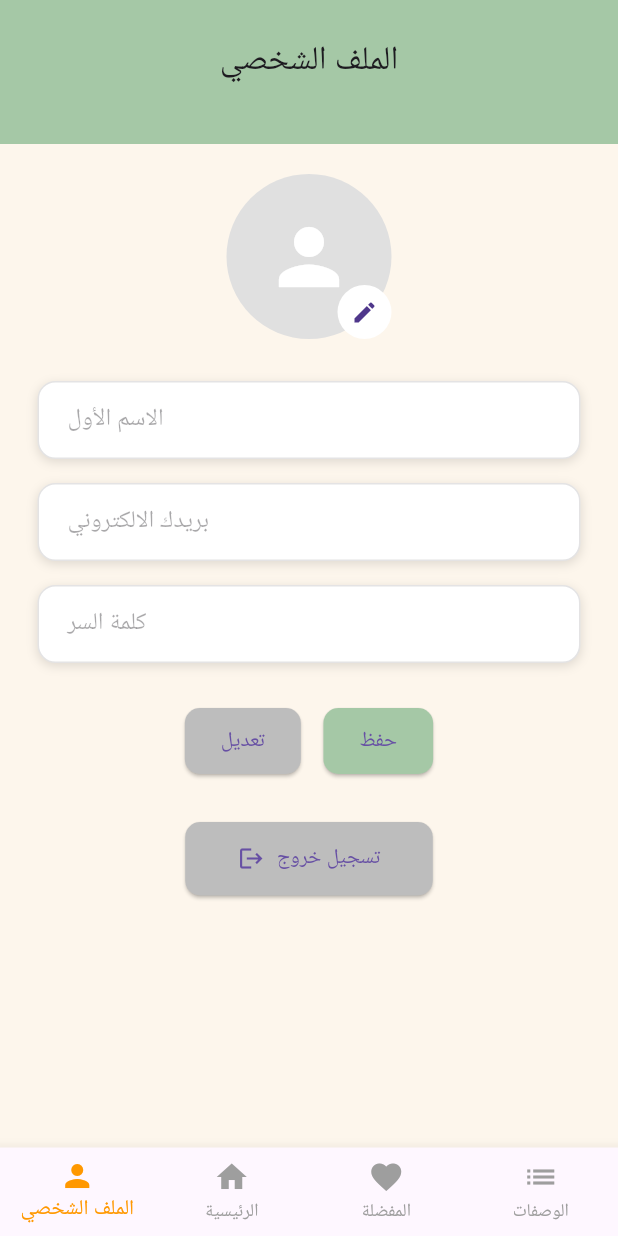
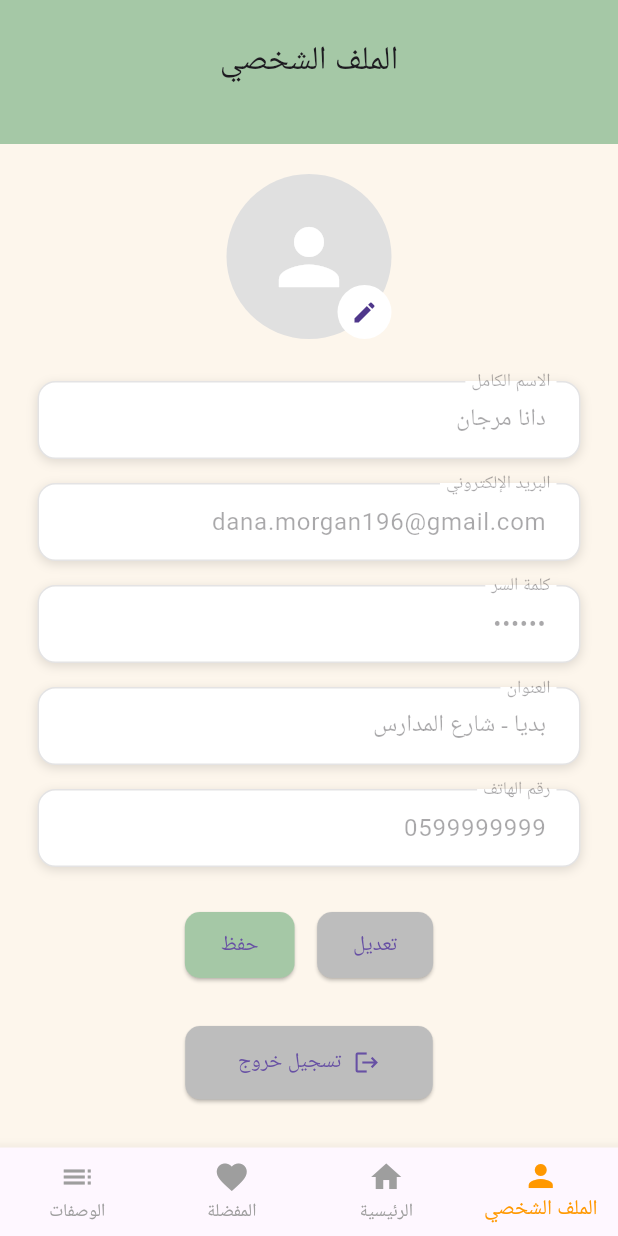
Before and after one commit to SuzanAqraa/Matbakhna_App, a Flutter app: the ProfileScreen screen opened directly, on a phone screen of 412 x 824 dp. Run offline on Flutter 3.47's test engine with Material 3 defaults, Android fonts, the phone set to English and light mode, and no system bars; our stand-ins replace cloud_firestore, firebase_auth, firebase_core, youtube_player_flutter; accounts and stored records are empty; network calls fail.

Commit message:
make text direction from right to left

```diff
--- a/lib/features/auth/screens/profile_screen.dart
+++ b/lib/features/auth/screens/profile_screen.dart
@@ -1,8 +1,6 @@
 import 'package:flutter/material.dart';
-import 'package:matbakhna_mobile/core/widgets/custom_widgets.dart';
-
+import '../../../core/widgets/custom_bottom_navbar.dart';
 import '../../../core/widgets/SimpleAppBar.dart';
-import '../../../core/widgets/custom_bottom_navbar.dart';
 
 class ProfileScreen extends StatefulWidget {
   const ProfileScreen({Key? key}) : super(key: key);
@@ -13,25 +11,32 @@ class ProfileScreen extends StatefulWidget {
 
 class _ProfileScreenState extends State<ProfileScreen> {
   final _formKey = GlobalKey<FormState>();
-  final TextEditingController nameController = TextEditingController();
-  final TextEditingController emailController = TextEditingController();
-  final TextEditingController passwordController = TextEditingController();
+
+  String name = 'دانا مرجان';
+  String email = 'dana.morgan196@gmail.com';
+  String password = '123456';
+  String address = 'بديا - شارع المدارس';
+  String phone = '0599999999';
 
   bool isEditing = false;
   bool hasImage = false;
 
   @override
   Widget build(BuildContext context) {
-    return Scaffold(
+    return Directionality(
+      textDirection: TextDirection.rtl,
+      child: Scaffold(
         backgroundColor: const Color(0xFFFDF6EC),
         appBar: const CustomAppBar(
           title: 'الملف الشخصي',
-        showBackButton: false,  // زر الرجوع مخفي
+          showBackButton: false,
         ),
         body: SingleChildScrollView(
+          padding: const EdgeInsets.symmetric(horizontal: 25, vertical: 20),
+          child: Form(
+            key: _formKey,
             child: Column(
               children: [
-            const SizedBox(height: 20),
                 Stack(
                   alignment: Alignment.bottomRight,
                   children: [
@@ -60,28 +65,33 @@ class _ProfileScreenState extends State<ProfileScreen> {
                   ],
                 ),
                 const SizedBox(height: 20),
-            Padding(
-              padding: const EdgeInsets.symmetric(horizontal: 25),
-              child: Form(
-                key: _formKey,
-                child: Column(
-                  children: [
                 _buildFormField(
-                      controller: nameController,
-                      label: 'الاسم الأول',
+                  initialValue: name,
+                  label: 'الاسم الكامل',
                   enabled: isEditing,
                 ),
                 _buildFormField(
-                      controller: emailController,
-                      label: 'بريدك الالكتروني',
+                  initialValue: email,
+                  label: 'البريد الإلكتروني',
                   enabled: isEditing,
                   keyboardType: TextInputType.emailAddress,
                 ),
                 _buildFormField(
-                      controller: passwordController,
+                  initialValue: password,
                   label: 'كلمة السر',
                   enabled: isEditing,
                   obscureText: true,
+                ),
+                _buildFormField(
+                  initialValue: address,
+                  label: 'العنوان',
+                  enabled: isEditing,
+                ),
+                _buildFormField(
+                  initialValue: phone,
+                  label: 'رقم الهاتف',
+                  enabled: isEditing,
+                  keyboardType: TextInputType.phone,
                 ),
                 const SizedBox(height: 20),
                 Row(
@@ -95,6 +105,10 @@ class _ProfileScreenState extends State<ProfileScreen> {
                     const SizedBox(width: 15),
                     _buildActionButton('حفظ', const Color(0xFFA5C8A6), () {
                       if (_formKey.currentState!.validate()) {
+                        // save data
+                        setState(() {
+                          isEditing = false;
+                        });
                       }
                     }),
                   ],
@@ -106,17 +120,13 @@ class _ProfileScreenState extends State<ProfileScreen> {
             ),
           ),
         ),
-          ],
+        bottomNavigationBar: const CustomBottomNavbar(currentIndex: 0),
       ),
-      ),
-      bottomNavigationBar: CustomBottomNavbar(currentIndex: 0),
     );
   }
 
-
-
   Widget _buildFormField({
-    required TextEditingController controller,
+    required String initialValue,
     required String label,
     bool enabled = true,
     bool obscureText = false,
@@ -132,10 +142,11 @@ class _ProfileScreenState extends State<ProfileScreen> {
         ],
       ),
       child: TextFormField(
-        controller: controller,
+        initialValue: initialValue,
         enabled: enabled,
         obscureText: obscureText,
         keyboardType: keyboardType,
+        textAlign: TextAlign.right,
         decoration: InputDecoration(
           labelText: label,
           contentPadding: const EdgeInsets.symmetric(horizontal: 16, vertical: 14),
@@ -166,6 +177,7 @@ class _ProfileScreenState extends State<ProfileScreen> {
   Widget _buildLogoutButton() {
     return ElevatedButton.icon(
       onPressed: () {
+        //signout logic
       },
       icon: const Icon(Icons.logout),
       label: const Text('تسجيل خروج'),
--- a/lib/features/favorites/screens/favorites_screen.dart
+++ b/lib/features/favorites/screens/favorites_screen.dart
@@ -8,13 +8,17 @@ class FavoritesScreen extends StatelessWidget {
 
   @override
   Widget build(BuildContext context) {
-    return Scaffold(
-      backgroundColor: const Color(0xFFFDF5EC),
-      appBar: const CustomAppBar(
-        title: 'الوصفات المفضلة',
-        showBackButton: false,
-      ),      body: const Center(child: Text('الوصفات المفضلة ستكون هنا')),
-      bottomNavigationBar: const CustomBottomNavbar(currentIndex: 2),
+    return Directionality(
+      textDirection: TextDirection.rtl,
+      child: Scaffold(
+        backgroundColor: const Color(0xFFFDF5EC),
+        appBar: const CustomAppBar(
+          title: 'الوصفات المفضلة',
+          showBackButton: false,
+        ),
+        body: const Center(child: Text('الوصفات المفضلة ستكون هنا')),
+        bottomNavigationBar: const CustomBottomNavbar(currentIndex: 2),
+      ),
     );
   }
 }
--- a/lib/main.dart
+++ b/lib/main.dart
@@ -17,6 +17,12 @@ class MyApp extends StatelessWidget {
   Widget build(BuildContext context) {
     return MaterialApp(
       title: 'Smart Recipe App',
+      builder: (context, child) {
+        return Directionality(
+          textDirection: TextDirection.rtl,
+          child: child!,
+        );
+      },
       home: const HomePage(),
     );
   }
```
Also changed, not shown: lib/features/recipes/screens/listing_screen.dart (deleted). Lines whose indentation alone changed are shown as unchanged.
